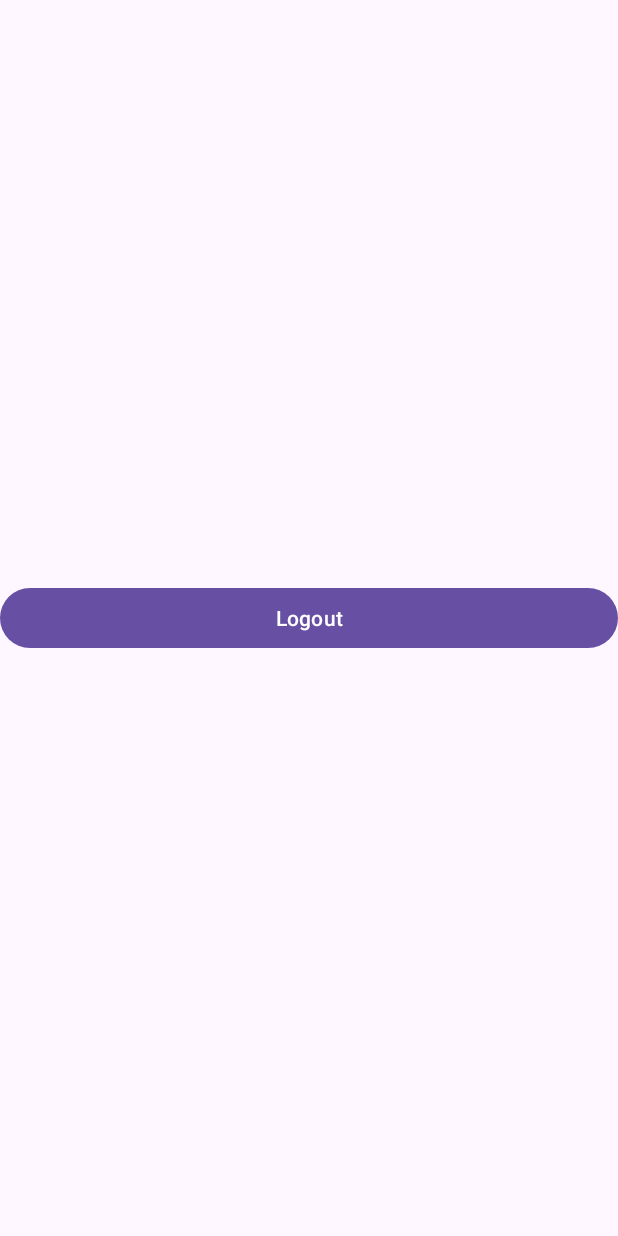
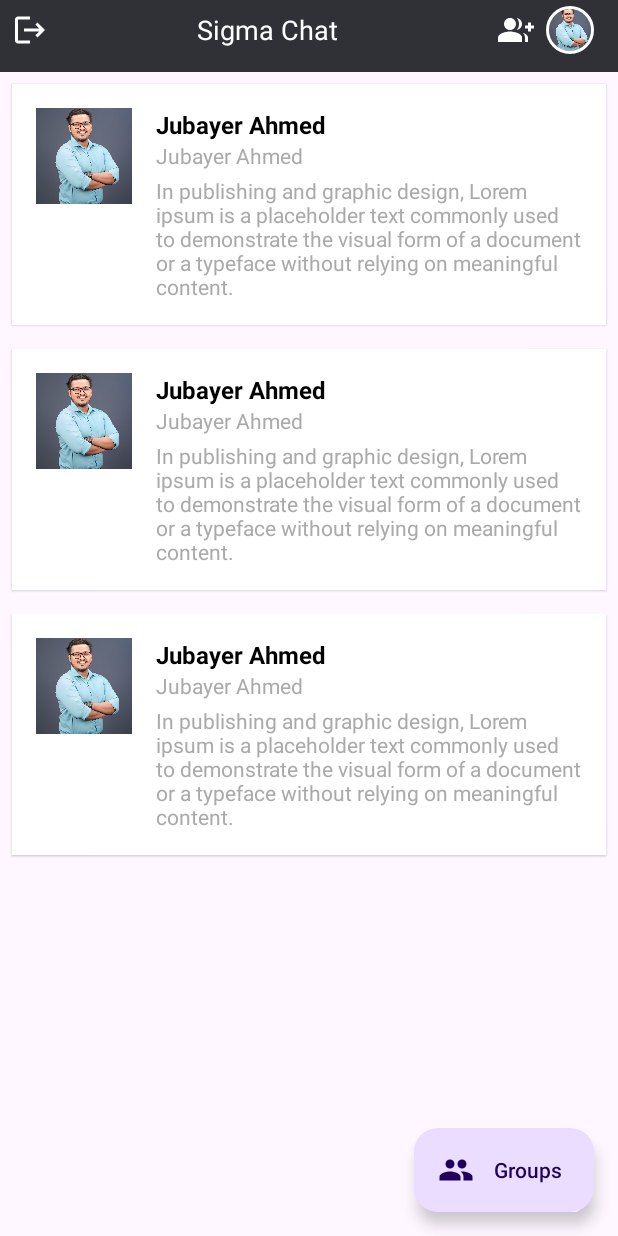
Before and after one commit to jubayerappdev/Sigma-Chat, an Android app: the layout fragment_home.xml on its own in the app's theme, with its tools: preview values and no code run, on a phone screen of 412 x 824 dp. Run offline under Robolectric (Android 15) with nearby library versions, the phone set to English and light mode, and no system bars.

Commit message:
realtime added

```diff
--- /dev/null
+++ b/app/src/main/java/com/creativeitinstitute/sigmachat/nodes/DBNODES.kt
@@ -0,0 +1,5 @@
+package com.creativeitinstitute.sigmachat.nodes
+
+object DBNODES {
+    const val USER = "User"
+}
--- /dev/null
+++ b/app/src/main/res/drawable/ic_group_24.xml
@@ -0,0 +1,5 @@
+<vector xmlns:android="http://schemas.android.com/apk/res/android" android:height="24dp" android:tint="#000000" android:viewportHeight="24" android:viewportWidth="24" android:width="24dp">
+
+    <path android:fillColor="@android:color/white" android:pathData="M16,11c1.66,0 2.99,-1.34 2.99,-3S17.66,5 16,5c-1.66,0 -3,1.34 -3,3s1.34,3 3,3zM8,11c1.66,0 2.99,-1.34 2.99,-3S9.66,5 8,5C6.34,5 5,6.34 5,8s1.34,3 3,3zM8,13c-2.33,0 -7,1.17 -7,3.5L1,19h14v-2.5c0,-2.33 -4.67,-3.5 -7,-3.5zM16,13c-0.29,0 -0.62,0.02 -0.97,0.05 1.16,0.84 1.97,1.97 1.97,3.45L17,19h6v-2.5c0,-2.33 -4.67,-3.5 -7,-3.5z"/>
+
+</vector>
--- /dev/null
+++ b/app/src/main/res/drawable/ic_group_add_24.xml
@@ -0,0 +1,13 @@
+<vector xmlns:android="http://schemas.android.com/apk/res/android" android:height="24dp" android:tint="#000000" android:viewportHeight="24" android:viewportWidth="24" android:width="24dp">
+
+    <path android:fillColor="@android:color/white" android:pathData="M22,9l0,-2l-2,0l0,2l-2,0l0,2l2,0l0,2l2,0l0,-2l2,0l0,-2z"/>
+
+    <path android:fillColor="@android:color/white" android:pathData="M8,12c2.21,0 4,-1.79 4,-4s-1.79,-4 -4,-4S4,5.79 4,8S5.79,12 8,12z"/>
+
+    <path android:fillColor="@android:color/white" android:pathData="M8,13c-2.67,0 -8,1.34 -8,4v3h16v-3C16,14.34 10.67,13 8,13z"/>
+
+    <path android:fillColor="@android:color/white" android:pathData="M12.51,4.05C13.43,5.11 14,6.49 14,8s-0.57,2.89 -1.49,3.95C14.47,11.7 16,10.04 16,8S14.47,4.3 12.51,4.05z"/>
+
+    <path android:fillColor="@android:color/white" android:pathData="M16.53,13.83C17.42,14.66 18,15.7 18,17v3h2v-3C20,15.55 18.41,14.49 16.53,13.83z"/>
+
+</vector>
--- /dev/null
+++ b/app/src/main/res/drawable/ic_logout.xml
@@ -0,0 +1,5 @@
+<vector xmlns:android="http://schemas.android.com/apk/res/android" android:autoMirrored="true" android:height="24dp" android:tint="#000000" android:viewportHeight="24" android:viewportWidth="24" android:width="24dp">
+
+    <path android:fillColor="@android:color/white" android:pathData="M17,7l-1.41,1.41L18.17,11H8v2h10.17l-2.58,2.58L17,17l5,-5zM4,5h8V3H4c-1.1,0 -2,0.9 -2,2v14c0,1.1 0.9,2 2,2h8v-2H4V5z"/>
+
+</vector>
--- a/app/src/main/res/layout/fragment_home.xml
+++ b/app/src/main/res/layout/fragment_home.xml
@@ -7,14 +7,37 @@
     tools:context=".views.home.HomeFragment">
 
 
-    <Button
-        android:id="@+id/logout"
-        app:layout_constraintBottom_toBottomOf="parent"
-        app:layout_constraintTop_toTopOf="parent"
+    <include
+        android:id="@+id/topBar"
+        android:layout_width="match_parent"
+        android:layout_height="wrap_content"
         app:layout_constraintEnd_toEndOf="parent"
         app:layout_constraintStart_toStartOf="parent"
+        app:layout_constraintTop_toTopOf="parent"
+        layout="@layout/topbar"
+        />
+
+
+    <androidx.recyclerview.widget.RecyclerView
+        android:id="@+id/userRcv"
+        app:layout_constraintBottom_toBottomOf="parent"
+        app:layout_constraintTop_toBottomOf="@id/topBar"
+        app:layout_constraintEnd_toEndOf="parent"
+        app:layout_constraintStart_toStartOf="parent"
+        tools:listitem="@layout/item_user"
+        app:layout_constraintVertical_bias="0.0"
+        app:layoutManager="androidx.recyclerview.widget.LinearLayoutManager"
         android:layout_width="match_parent"
-        android:layout_height="wrap_content"
-        android:text="Logout" />
+        android:layout_height="0dp" />
+
+    <com.google.android.material.floatingactionbutton.ExtendedFloatingActionButton
+        android:id="@+id/GroupBtn"
+        app:layout_constraintBottom_toBottomOf="parent"
+        app:layout_constraintEnd_toEndOf="parent"
+        android:text="Groups"
+        android:layout_margin="16dp"
+        app:icon="@drawable/ic_group_24"
+        android:layout_width="wrap_content"
+        android:layout_height="wrap_content"/>
 
 </androidx.constraintlayout.widget.ConstraintLayout>
--- /dev/null
+++ b/app/src/main/res/layout/item_user.xml
@@ -0,0 +1,62 @@
+<?xml version="1.0" encoding="utf-8"?>
+<LinearLayout xmlns:android="http://schemas.android.com/apk/res/android"
+    android:orientation="horizontal"
+    android:layout_margin="8dp"
+    android:background="@color/white"
+    android:elevation="1dp"
+    android:padding="16dp"
+    android:layout_width="match_parent"
+    android:layout_height="wrap_content">
+
+    <ImageView
+        android:id="@+id/profileImage"
+        android:scaleType="centerCrop"
+        android:src="@drawable/imgq"
+        android:layout_width="64dp"
+        android:layout_height="64dp"/>
+
+    <LinearLayout
+        android:layout_weight="1"
+        android:orientation="vertical"
+        android:layout_marginStart="16dp"
+        android:layout_width="0dp"
+        android:layout_height="wrap_content">
+
+        <TextView
+            android:id="@+id/fullName"
+            android:maxLines="1"
+            android:ellipsize="end"
+            android:textColor="@color/black"
+            android:textStyle="bold"
+            android:textSize="16sp"
+            android:text="Jubayer Ahmed"
+            android:layout_width="wrap_content"
+            android:layout_height="wrap_content"/>
+
+        <TextView
+            android:id="@+id/email"
+            android:maxLines="1"
+            android:ellipsize="end"
+            android:textColor="@android:color/darker_gray"
+            android:textSize="14sp"
+            android:text="Jubayer Ahmed"
+            android:layout_width="wrap_content"
+            android:layout_height="wrap_content"/>
+
+        <TextView
+            android:id="@+id/userBio"
+            android:layout_marginTop="4dp"
+            android:textColor="@android:color/darker_gray"
+            android:textSize="14sp"
+            android:text="In publishing and graphic design, Lorem ipsum is a placeholder text commonly used to demonstrate the visual form of a document or a typeface without relying on meaningful content."
+            android:layout_width="wrap_content"
+            android:layout_height="wrap_content"/>
+
+
+
+    </LinearLayout>
+
+
+
+
+</LinearLayout>
--- /dev/null
+++ b/app/src/main/res/layout/topbar.xml
@@ -0,0 +1,68 @@
+<?xml version="1.0" encoding="utf-8"?>
+<androidx.constraintlayout.widget.ConstraintLayout xmlns:android="http://schemas.android.com/apk/res/android"
+    android:layout_width="match_parent"
+    android:layout_height="match_parent"
+    xmlns:app="http://schemas.android.com/apk/res-auto">
+
+    <LinearLayout
+        app:layout_constraintEnd_toEndOf="parent"
+        app:layout_constraintStart_toStartOf="parent"
+        app:layout_constraintTop_toTopOf="parent"
+        android:background="#2F3136"
+        android:orientation="horizontal"
+        android:paddingStart="8dp"
+        android:paddingEnd="16dp"
+        android:paddingBottom="8dp"
+        android:gravity="center_vertical"
+        android:id="@+id/topBar"
+        android:layout_width="match_parent"
+        android:layout_height="wrap_content">
+
+        <ImageView
+            android:id="@+id/logoutBtn"
+            app:tint="@color/white"
+            android:src="@drawable/ic_logout"
+            android:contentDescription="Back"
+            android:layout_width="24dp"
+            android:layout_height="24dp"/>
+
+        <TextView
+            android:id="@+id/title"
+            android:text="Sigma Chat"
+            android:gravity="center"
+            android:layout_weight="1"
+            android:textColor="@color/white"
+            android:paddingStart="16dp"
+            android:paddingEnd="16dp"
+            android:textSize="18sp"
+            android:layout_width="0dp"
+            android:layout_height="wrap_content"/>
+
+        <ImageView
+            android:id="@+id/createGroupButton"
+            app:tint="@color/white"
+            android:layout_margin="8dp"
+            android:src="@drawable/ic_group_add_24"
+            android:contentDescription="Search"
+            android:layout_width="24dp"
+            android:layout_height="24dp"/>
+
+        <de.hdodenhof.circleimageview.CircleImageView
+            android:id="@+id/profile_image"
+            android:src="@drawable/imgq"
+            app:civ_border_color="#FFFFFF"
+            app:civ_border_width="2dp"
+            android:layout_width="32dp"
+            android:layout_height="32dp"/>
+
+
+
+
+
+
+
+
+
+    </LinearLayout>
+
+</androidx.constraintlayout.widget.ConstraintLayout>
```
Also changed, not shown: app/build.gradle.kts (+8 -0 lines), app/src/main/java/com/creativeitinstitute/sigmachat/ProfileFragment.kt (added, +70 -0 lines), app/src/main/java/com/creativeitinstitute/sigmachat/utils/User.kt (added, +10 -0 lines), app/src/main/java/com/creativeitinstitute/sigmachat/views/home/HomeFragment.kt (+56 -2 lines), app/src/main/java/com/creativeitinstitute/sigmachat/views/home/UserAdapter.kt (added, +52 -0 lines), app/src/main/java/com/creativeitinstitute/sigmachat/views/home/UserViewHolder.kt (added, +7 -0 lines), app/src/main/java/com/creativeitinstitute/sigmachat/views/register/RegisterFragment.kt (+31 -2 lines), app/src/main/res/layout/fragment_profile.xml (added, +56 -0 lines), app/src/main/res/navigation/main_nav.xml (+8 -0 lines), gradle/libs.versions.toml (+12 -5 lines), app/src/main/res/drawable/imgq.jpg (added).
